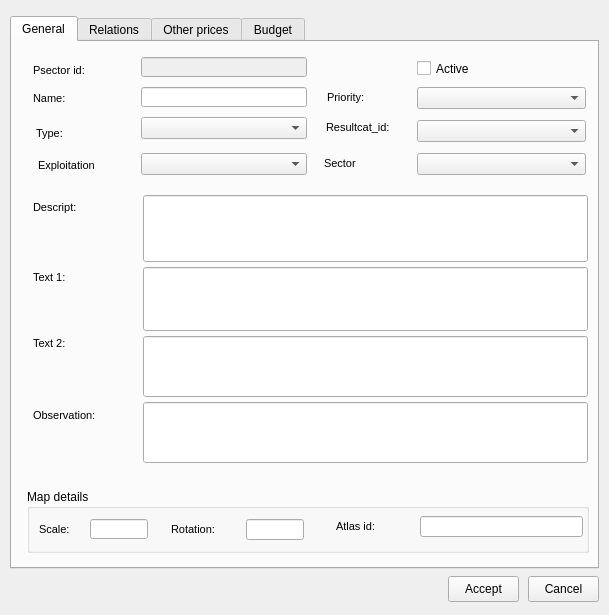
Old version of the form ui/plan_psector.ui in the repository Giswater/giswater_qgis_plugin.
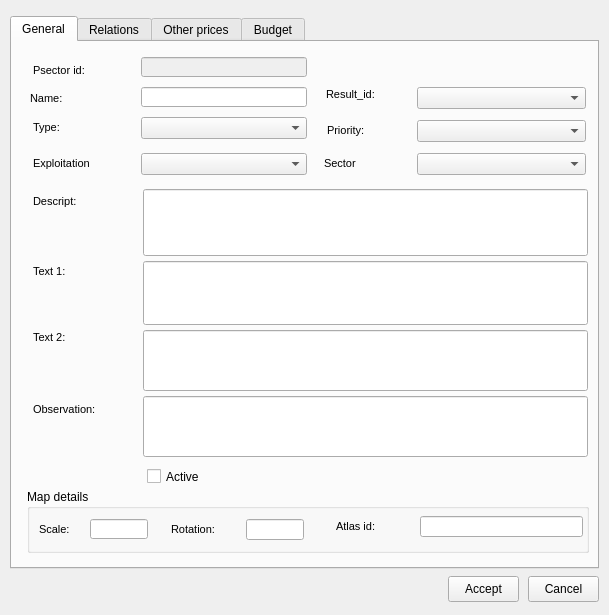
New version of the form. The open tabs and pages were chosen to show the change. Icons and pictures are not drawn.

Commit message: Update psector_ui form

Diff of the .ui file:
```diff
--- a/ui/plan_psector.ui
+++ b/ui/plan_psector.ui
@@ -184,7 +184,7 @@
      <property name="geometry">
       <rect>
        <x>21</x>
-       <y>155</y>
+       <y>149</y>
        <width>91</width>
        <height>21</height>
       </rect>
@@ -214,8 +214,8 @@
     <widget class="QLabel" name="lbl_expl_id">
      <property name="geometry">
       <rect>
-       <x>26</x>
-       <y>113</y>
+       <x>21</x>
+       <y>111</y>
        <width>91</width>
        <height>21</height>
       </rect>
@@ -264,7 +264,7 @@
      <property name="geometry">
       <rect>
        <x>21</x>
-       <y>225</y>
+       <y>219</y>
        <width>81</width>
        <height>21</height>
       </rect>
@@ -294,8 +294,8 @@
     <widget class="QLabel" name="lbl_psector_type">
      <property name="geometry">
       <rect>
-       <x>24</x>
-       <y>81</y>
+       <x>21</x>
+       <y>75</y>
        <width>91</width>
        <height>21</height>
       </rect>
@@ -316,7 +316,7 @@
      <property name="geometry">
       <rect>
        <x>315</x>
-       <y>45</y>
+       <y>78</y>
        <width>71</width>
        <height>21</height>
       </rect>
@@ -340,7 +340,7 @@
      <property name="geometry">
       <rect>
        <x>131</x>
-       <y>360</y>
+       <y>354</y>
        <width>445</width>
        <height>61</height>
       </rect>
@@ -406,7 +406,7 @@
      <property name="geometry">
       <rect>
        <x>405</x>
-       <y>45</y>
+       <y>78</y>
        <width>169</width>
        <height>22</height>
       </rect>
@@ -419,7 +419,7 @@
      <property name="geometry">
       <rect>
        <x>131</x>
-       <y>153</y>
+       <y>147</y>
        <width>445</width>
        <height>67</height>
       </rect>
@@ -444,7 +444,7 @@
      <property name="geometry">
       <rect>
        <x>21</x>
-       <y>363</y>
+       <y>357</y>
        <width>91</width>
        <height>21</height>
       </rect>
@@ -489,7 +489,7 @@
      <property name="geometry">
       <rect>
        <x>131</x>
-       <y>294</y>
+       <y>288</y>
        <width>445</width>
        <height>61</height>
       </rect>
@@ -514,7 +514,7 @@
      <property name="geometry">
       <rect>
        <x>21</x>
-       <y>291</y>
+       <y>285</y>
        <width>71</width>
        <height>21</height>
       </rect>
@@ -538,7 +538,7 @@
      <property name="geometry">
       <rect>
        <x>131</x>
-       <y>225</y>
+       <y>219</y>
        <width>445</width>
        <height>64</height>
       </rect>
@@ -583,7 +583,7 @@
     <widget class="QLabel" name="label_name">
      <property name="geometry">
       <rect>
-       <x>21</x>
+       <x>18</x>
        <y>45</y>
        <width>101</width>
        <height>22</height>
@@ -617,7 +617,7 @@
      <property name="geometry">
       <rect>
        <x>314</x>
-       <y>75</y>
+       <y>42</y>
        <width>82</width>
        <height>21</height>
       </rect>
@@ -631,14 +631,14 @@
       </font>
      </property>
      <property name="text">
-      <string>Resultcat_id:</string>
+      <string>Result_id:</string>
      </property>
     </widget>
     <widget class="QComboBox" name="result_id">
      <property name="geometry">
       <rect>
        <x>405</x>
-       <y>78</y>
+       <y>45</y>
        <width>169</width>
        <height>22</height>
       </rect>
@@ -647,8 +647,8 @@
     <widget class="QCheckBox" name="active">
      <property name="geometry">
       <rect>
-       <x>405</x>
-       <y>18</y>
+       <x>135</x>
+       <y>426</y>
        <width>121</width>
        <height>17</height>
       </rect>
```
Left out of the diff: 4 changed lines with no effect on the pictures.
